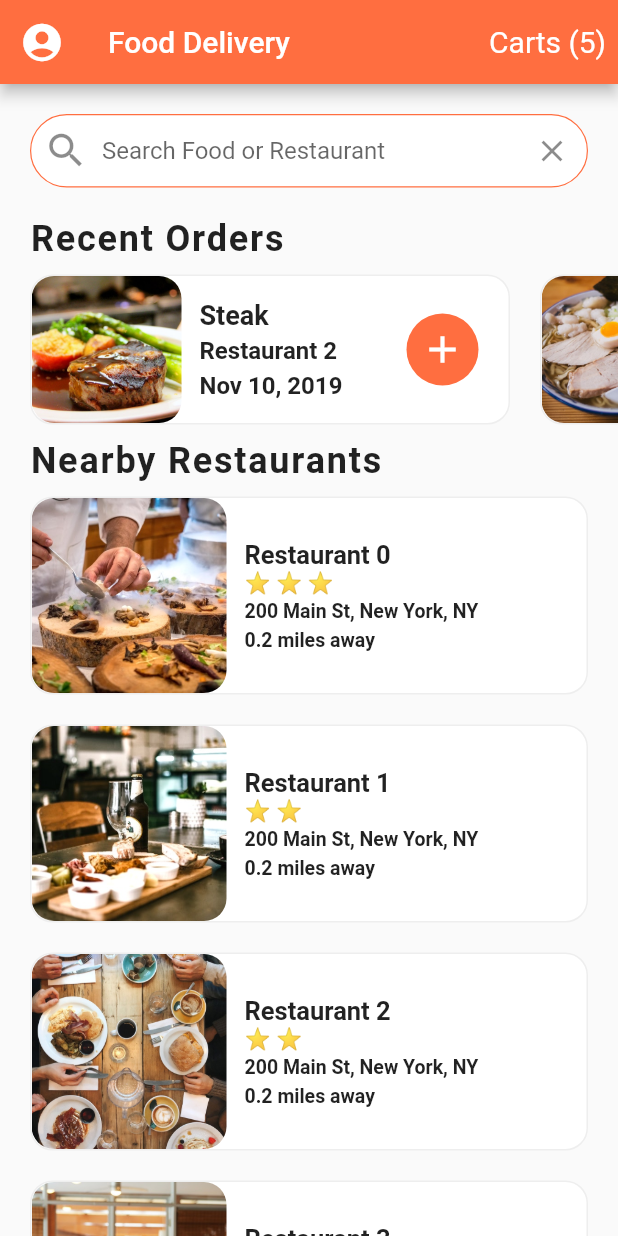
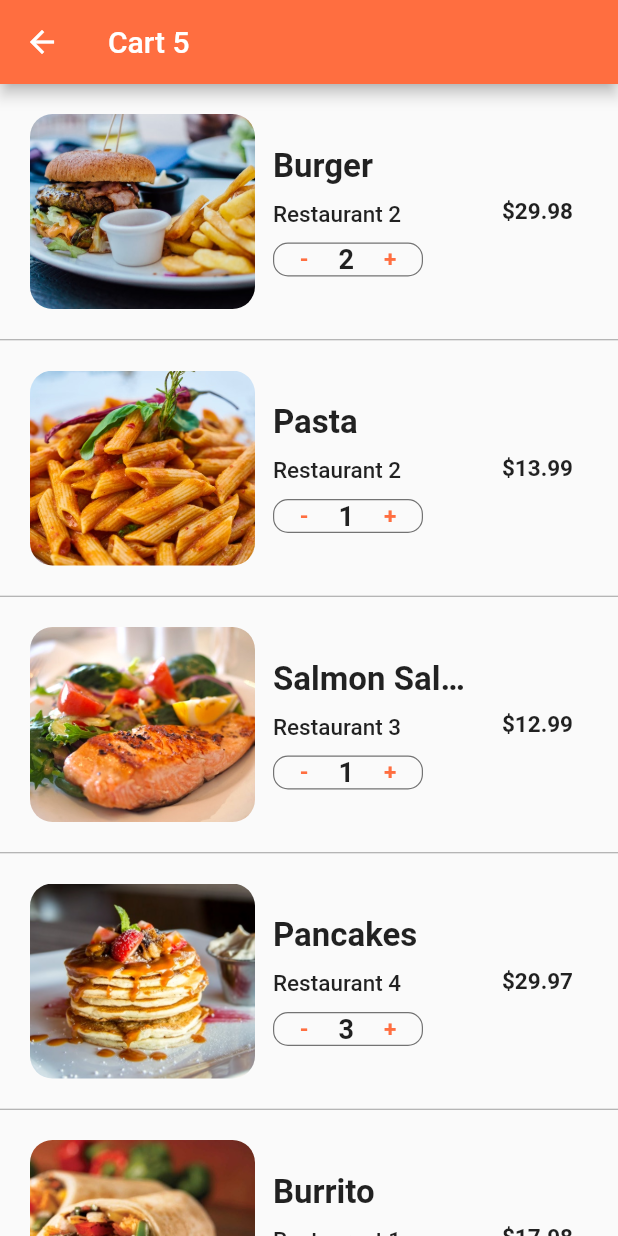
Before and after one commit to khadetou/food-delivery, a Flutter app: the screen it shows after launch, after a tap on an icon or button, on a phone screen of 412 x 824 dp. Run offline on Flutter 3.47's test engine with Material 2 defaults, Android fonts, the phone set to English and light mode, and no system bars.

Commit message:
cart Screen item

```diff
--- /dev/null
+++ b/lib/screen/cartScreen.dart
@@ -0,0 +1,146 @@
+import 'package:flutter/material.dart';
+import 'package:food_delivery/data/data.dart';
+import 'package:food_delivery/models/order.dart';
+
+class CartScreen extends StatefulWidget {
+  const CartScreen({Key? key}) : super(key: key);
+
+  @override
+  _CartScreenState createState() => _CartScreenState();
+}
+
+class _CartScreenState extends State<CartScreen> {
+  _buildCartItem(Order order) {
+    return Container(
+        height: 170.0,
+        padding: EdgeInsets.all(20.0),
+        child: Row(
+          children: [
+            Expanded(
+              child: Row(
+                children: [
+                  Container(
+                    width: 150.0,
+                    decoration: BoxDecoration(
+                      image: DecorationImage(
+                        image: AssetImage(order.food.imageUrl),
+                        fit: BoxFit.cover,
+                      ),
+                      borderRadius: BorderRadius.circular(15.0),
+                    ),
+                  ),
+                  Expanded(
+                    child: Container(
+                      margin: EdgeInsets.all(12.0),
+                      child: Column(
+                        mainAxisAlignment: MainAxisAlignment.center,
+                        crossAxisAlignment: CrossAxisAlignment.start,
+                        children: [
+                          Text(
+                            order.food.name,
+                            style: TextStyle(
+                              fontSize: 22.0,
+                              fontWeight: FontWeight.w600,
+                            ),
+                            overflow: TextOverflow.ellipsis,
+                          ),
+                          SizedBox(height: 10.0),
+                          Text(
+                            order.restaurant.name,
+                            style: TextStyle(
+                              fontSize: 15.0,
+                              fontWeight: FontWeight.w500,
+                            ),
+                            overflow: TextOverflow.ellipsis,
+                          ),
+                          SizedBox(height: 10.0),
+                          Container(
+                            width: 100.0,
+                            decoration: BoxDecoration(
+                              borderRadius: BorderRadius.circular(10.0),
+                              border: Border.all(
+                                width: 0.8,
+                                color: Colors.black54,
+                              ),
+                            ),
+                            child: Row(
+                              mainAxisAlignment: MainAxisAlignment.center,
+                              children: [
+                                GestureDetector(
+                                  onTap: () {},
+                                  child: Text(
+                                    '-',
+                                    style: TextStyle(
+                                      fontSize: 15.0,
+                                      fontWeight: FontWeight.bold,
+                                      color: Theme.of(context).primaryColor,
+                                    ),
+                                  ),
+                                ),
+                                SizedBox(width: 20.0),
+                                Text(
+                                  order.quantity.toString(),
+                                  style: TextStyle(
+                                    fontSize: 18.0,
+                                    fontWeight: FontWeight.w600,
+                                  ),
+                                ),
+                                SizedBox(width: 20.0),
+                                GestureDetector(
+                                  onTap: () {},
+                                  child: Text(
+                                    '+',
+                                    style: TextStyle(
+                                      fontSize: 15.0,
+                                      fontWeight: FontWeight.w600,
+                                      color: Theme.of(context).primaryColor,
+                                    ),
+                                  ),
+                                )
+                              ],
+                            ),
+                          )
+                        ],
+                      ),
+                    ),
+                  )
+                ],
+              ),
+            ),
+            Container(
+              margin: EdgeInsets.all(10.0),
+              child: Text(
+                '\$${order.quantity * order.food.price}',
+                style: TextStyle(
+                  fontSize: 15.0,
+                  fontWeight: FontWeight.w600,
+                ),
+              ),
+            )
+          ],
+        ));
+  }
+
+  @override
+  Widget build(BuildContext context) {
+    return Scaffold(
+      appBar: AppBar(
+        title: Text('Cart ${currentUser.cart.length}'),
+      ),
+      body: ListView.separated(
+        itemCount: currentUser.cart.length,
+        itemBuilder: (BuildContext context, int index) {
+          Order order = currentUser.cart[index];
+
+          return _buildCartItem(order);
+        },
+        separatorBuilder: (BuildContext context, int index) {
+          return Divider(
+            height: 1.0,
+            color: Colors.grey,
+          );
+        },
+      ),
+    );
+  }
+}
--- a/lib/screen/homScreen.dart
+++ b/lib/screen/homScreen.dart
@@ -4,6 +4,7 @@ import '../data/data.dart';
 import '../widgets/recent_orders.dart';
 import '../models/restaurant.dart';
 import './restaurantScreen.dart';
+import 'cartScreen.dart';
 
 class HomeScreen extends StatefulWidget {
   HomeScreen({Key? key}) : super(key: key);
@@ -112,7 +113,12 @@ class _HomeScreenState extends State<HomeScreen> {
         ),
         actions: [
           TextButton(
-            onPressed: () => {},
+            onPressed: () => Navigator.push(
+              context,
+              MaterialPageRoute(
+                builder: (_) => CartScreen(),
+              ),
+            ),
             style: TextButton.styleFrom(
               primary: Colors.white,
               textStyle: const TextStyle(fontSize: 20.0),
```
